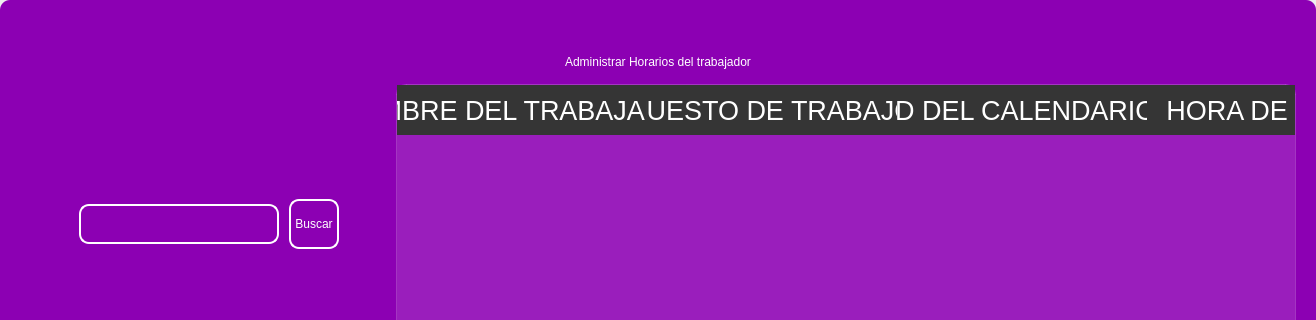
Old version of the form design/standar/maincalendar4.ui in the repository codemiguel-dev/ERP-EmprendeSoft-Desktop; both pictures show x 0 to 1316 and y 0 to 320 of the 1316 by 713 pixel window.
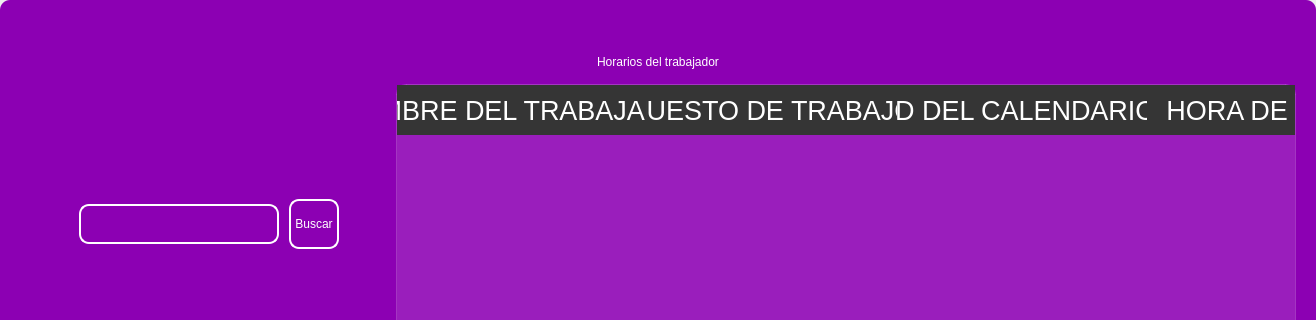
New version of the form. Icons and pictures are not drawn.

```diff
--- a/design/standar/maincalendar4.ui
+++ b/design/standar/maincalendar4.ui
@@ -294,7 +294,7 @@
 color: rgb(255, 255, 255);</string>
          </property>
          <property name="text">
-          <string>Administrar Horarios del trabajador</string>
+          <string>Horarios del trabajador</string>
          </property>
          <property name="alignment">
           <set>Qt::AlignCenter</set>
```
